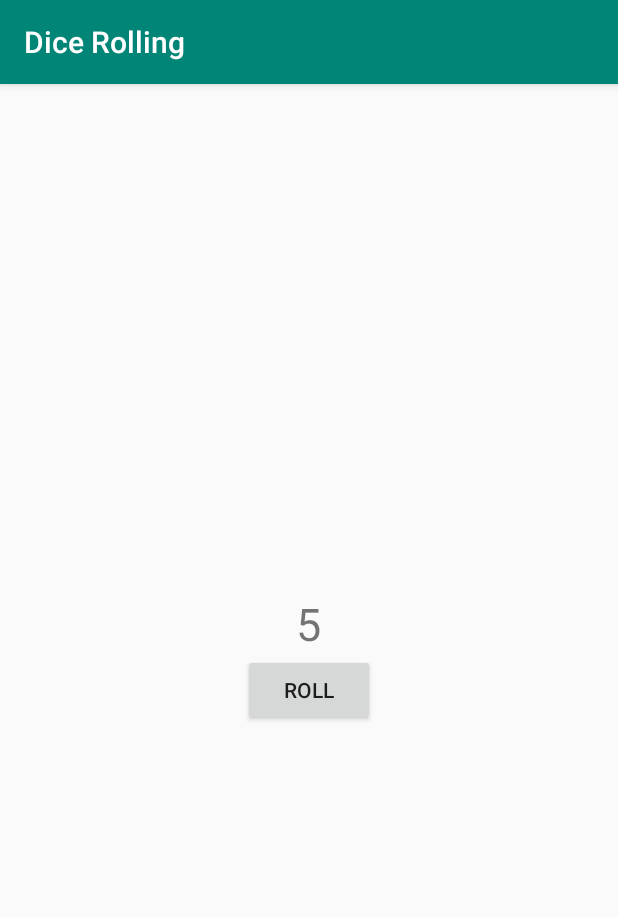
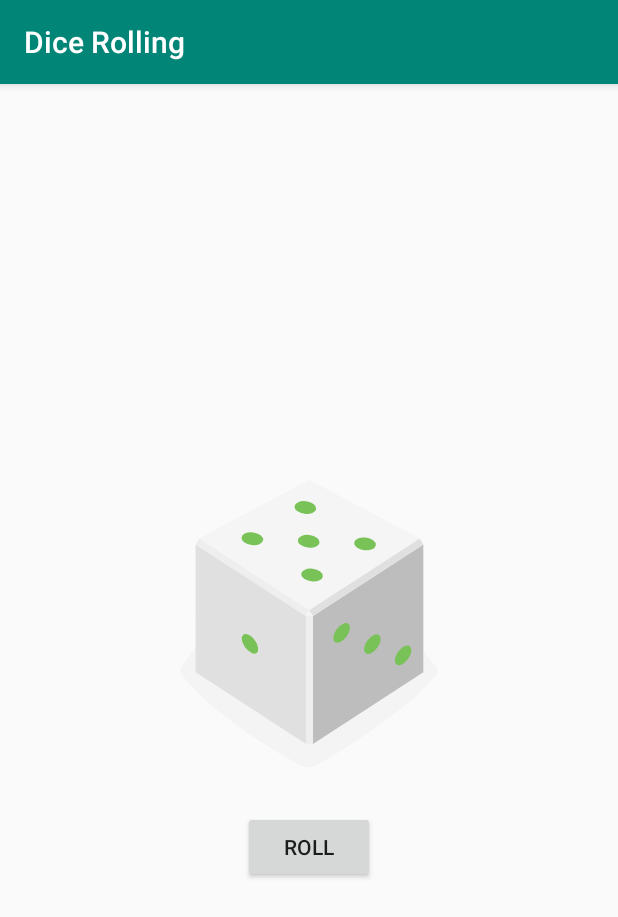
Before and after one commit to lrnzmd/Dice-Rolling, an Android app: the screen it shows after launch (MainActivity), after a tap on "ROLL", on a phone screen of 412 x 824 dp. Shown: the top 917 px of the screen. Run offline under Robolectric (Android 15) with nearby library versions, the phone set to English and light mode, and no system bars.

Commit message:
collegate le immagini

```diff
--- a/app/src/main/java/com/example/dicerolling/MainActivity.kt
+++ b/app/src/main/java/com/example/dicerolling/MainActivity.kt
@@ -3,8 +3,10 @@ package com.example.dicerolling
 import androidx.appcompat.app.AppCompatActivity
 import android.os.Bundle
 import android.widget.Button
+import android.widget.ImageView
 import android.widget.TextView
 import android.widget.Toast
+import kotlinx.android.synthetic.*
 import kotlinx.android.synthetic.main.activity_main.*
 import java.util.*
 
@@ -21,11 +23,20 @@ class MainActivity : AppCompatActivity() {
         }
 
     private fun rollDice() {
-        val resultText: TextView= findViewById(R.id.result_text)
 
         val randomInt = Random().nextInt(6)+1
+        val drawableResource = when (randomInt) {
+            1 -> R.drawable.dice_1
+            2 -> R.drawable.dice_2
+            3 -> R.drawable.dice_3
+            4 -> R.drawable.dice_4
+            5 -> R.drawable.dice_5
+            else -> R.drawable.dice_6
+        }
 
-            resultText.text = randomInt.toString()
+           val diceImage: ImageView = findViewById(R.id.dice_immage)
+        diceImage.setImageResource(drawableResource)
+
     }
 
 }
--- a/app/src/main/res/layout/activity_main.xml
+++ b/app/src/main/res/layout/activity_main.xml
@@ -7,13 +7,12 @@
     android:layout_gravity="center_vertical"
     tools:context=".MainActivity">
 
-    <TextView
-        android:id="@+id/result_text"
+    <ImageView
+        android:id="@+id/dice_immage"
         android:layout_width="wrap_content"
         android:layout_height="wrap_content"
-        android:text="1"
-        android:textSize="30sp"
-        android:layout_gravity="center_horizontal"/>
+        android:layout_gravity="center_horizontal"
+        android:src="@drawable/dice_1"/>
 
     <Button
         android:id="@+id/roll_button"
```
